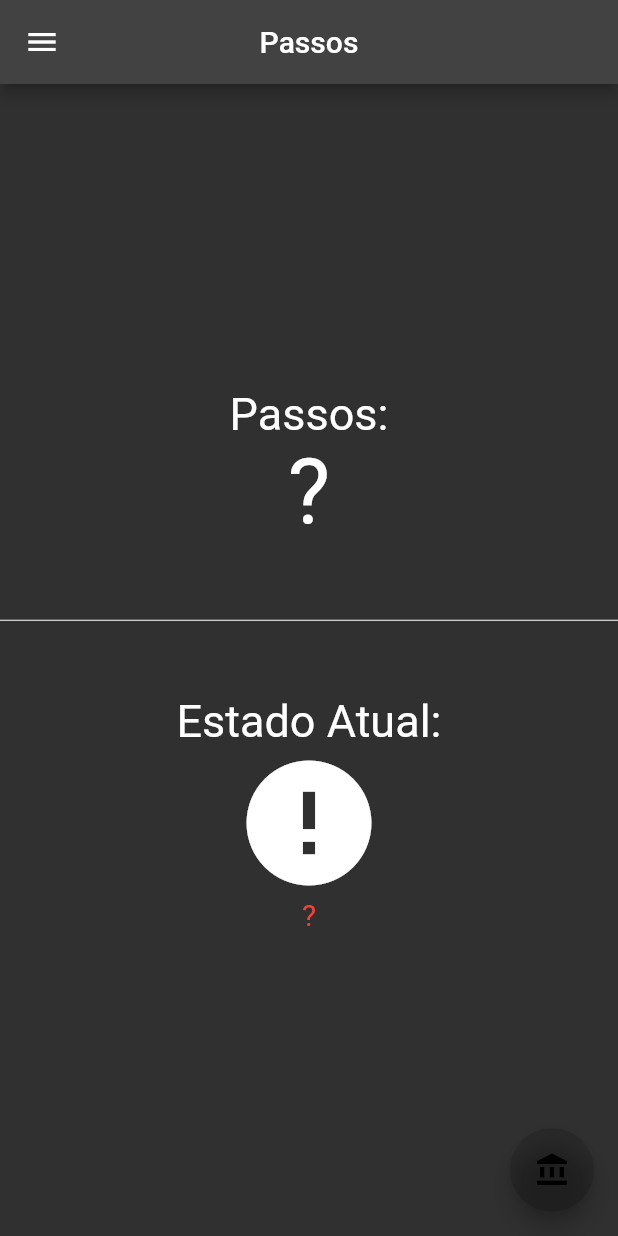
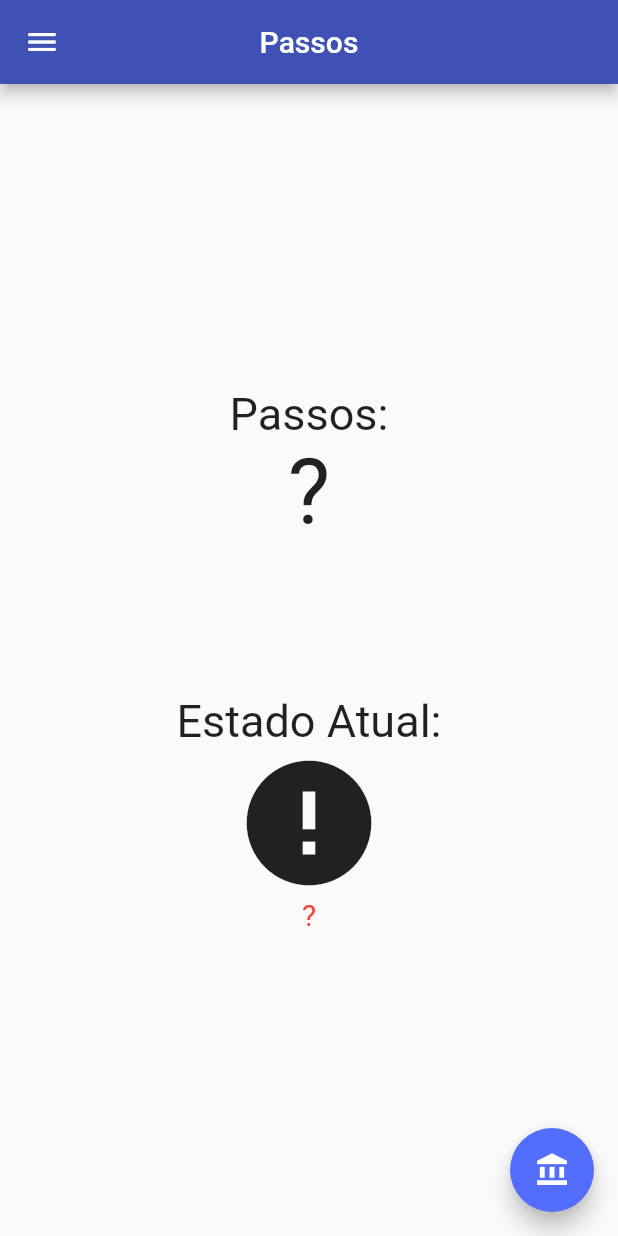
Before and after one commit to Moviopudim/FitFy, a Flutter app: the screen it shows after launch, after a tap on "Passos", on a phone screen of 412 x 824 dp. Run offline on Flutter 3.47's test engine with Material 2 defaults, Android fonts, the phone set to English and light mode, and no system bars; our stand-ins replace getwidget, pedometer, syncfusion_flutter_charts; network calls fail.

Commit message:
novas cores e algumas ideias novas

```diff
--- a/lib/Funcoes/CheckUp.dart
+++ b/lib/Funcoes/CheckUp.dart
@@ -20,6 +20,7 @@ class formulario extends StatelessWidget {
       appBar: GFAppBar(
         title: Text("Formulario"),
         centerTitle: true,
+        backgroundColor: Colors.indigo,
       ),
       body: Column(
         children: <Widget>[
--- a/lib/Funcoes/contador passos.dart
+++ b/lib/Funcoes/contador passos.dart
@@ -3,7 +3,6 @@ import 'package:getwidget/components/appbar/gf_appbar.dart';
 import 'dart:async';
 
 import 'package:pedometer/pedometer.dart';
-import 'package:Slang/main.dart';
 
 import '../Screens/Home.dart';
 import '../Screens/Lista de suplementos.dart';
@@ -73,15 +72,16 @@ class _contadorPassosState extends State<contadorPassos> {
   @override
   Widget build(BuildContext context) {
     return MaterialApp(
-      theme: ThemeData.dark(),
+      theme: ThemeData(),
       home: Scaffold(
         appBar: GFAppBar(
           title: Text("Passos"),
           centerTitle: true,
+          backgroundColor: Colors.indigo,
         ),
         floatingActionButton: FloatingActionButton(
           onPressed: () {},
-          backgroundColor: Colors.black12,
+          backgroundColor: Colors.indigoAccent,
           child: const Icon(Icons.account_balance),
         ),
         drawer: Drawer(
@@ -90,7 +90,7 @@ class _contadorPassosState extends State<contadorPassos> {
             children: <Widget>[
               const DrawerHeader(
                 decoration: BoxDecoration(
-                  color: Colors.black38,
+                  color: Colors.indigo,
                 ),
                 child: Text(
                   'Categorias',
@@ -101,7 +101,7 @@ class _contadorPassosState extends State<contadorPassos> {
                 ),
               ),
               ListTile(
-                  leading: Icon(Icons.home_filled),
+                  leading: Icon(Icons.home_filled, color: Colors.green),
                   title: Text('Home'),
                   onTap: () {
                     Navigator.push(context, MaterialPageRoute(builder: (context) {
@@ -109,7 +109,7 @@ class _contadorPassosState extends State<contadorPassos> {
                     }));
                   }),
               ListTile(
-                  leading: Icon(Icons.ad_units_sharp),
+                  leading: Icon(Icons.ad_units_sharp, color: Colors.green),
                   title: Text('Capsulas'),
                   onTap: () {
                     Navigator.push(context, MaterialPageRoute(builder: (context) {
@@ -117,7 +117,7 @@ class _contadorPassosState extends State<contadorPassos> {
                     }));
                   }),
               ListTile(
-                leading: Icon(Icons.ad_units),
+                leading: Icon(Icons.ad_units, color: Colors.green),
                 title: Text('Suplementos'),
                 onTap: () {
                   Navigator.push(context, MaterialPageRoute(builder: (context) {
--- a/lib/Funcoes/DetalhesSuplemento.dart
+++ b/lib/Screens/DetalhesSuplemento.dart
@@ -20,6 +20,7 @@ class telaSuplemento extends StatelessWidget {
       appBar: GFAppBar(
         title: Text(titulo),
         centerTitle: true,
+        backgroundColor: Colors.indigo,
       ),
       body: Card(
           child: ListTile(
--- a/lib/Screens/Home.dart
+++ b/lib/Screens/Home.dart
@@ -4,6 +4,7 @@ import 'package:Slang/main.dart';
 import '../Screens/Lista de suplementos.dart';
 import '../Funcoes/contador passos.dart';
 import '../Funcoes/CheckUp.dart';
+import 'Tracker.dart';
 import 'listaCapsulas.dart';
 import 'package:getwidget/getwidget.dart';
 
@@ -17,17 +18,20 @@ class MyHomePage extends StatelessWidget {
       appBar: GFAppBar(
         title: Text("Home"),
         centerTitle: true,
+        backgroundColor: Colors.indigo,
       ),
 
       body: GridView.count(
-        primary: false,
-        padding: const EdgeInsets.all(20),
-        crossAxisSpacing: 15,
-        mainAxisSpacing: 15,
+        primary: true,
+        padding: const EdgeInsets.all(23),
+        crossAxisSpacing: 5,
+        mainAxisSpacing: 5,
         crossAxisCount: 2,
         children: <Widget>[
           cardHome('Passos', contadorPassos(), 'A Função Que Contará Os Seus Passos Com Uma precisão inimaginavel'),
           cardHome('CheckUp', formulario(), 'Se Descubra, Responda 3 Campos E Saiba Mais Sobre Você'),
+          cardHome('Água', formulario(), '"BEBA AGUA" que frase brega. Conte quantos litros de agua você tomou por dia'),
+          cardHome('Tracker', tracker(), 'Acompanhe O Progresso Do Seu Peso!'),
           cardHome('Receitas', ListaReceita(), 'Faça Receitas Simples E Saudaveis Em Até 5 Passos'),
           cardHome('Suplementos', listaSuplementos(), 'Se Informe Sobre Suplementação A Qualquer Hora E Em Qualquer Lugar'),
           cardHome('Capsulas', listaCapsulas(), 'Os Principais Suplementos Em forma De Capsula'),
--- a/lib/Screens/Informacoes.dart
+++ b/lib/Screens/Informacoes.dart
@@ -17,6 +17,7 @@ class resultados extends StatelessWidget {
   Widget build(BuildContext context) {
     return Scaffold(
       appBar: GFAppBar(
+        backgroundColor: Colors.indigo,
         title: Text("Resultados"),
         centerTitle: true,
       ),
--- a/lib/Screens/listaReceitas.dart
+++ b/lib/Screens/listaReceitas.dart
@@ -21,6 +21,7 @@ class _ListaReceitaState extends State<ListaReceita> {
     return Scaffold(
       appBar: GFAppBar(
         title: Text("Receitas"),
+        backgroundColor: Colors.indigo,
         centerTitle: true,
       ),
       body: ListView(
--- a/lib/main.dart
+++ b/lib/main.dart
@@ -13,11 +13,14 @@ class slang extends StatelessWidget {
   Widget build(BuildContext context) {
     return MaterialApp(
       title: 'Home',
-      theme: ThemeData.dark(),
+      theme: ThemeData(
+        fontFamily: 'Raleway',
+      ),
       home: MyHomePage(),
     );
   }
 }
+
 
 class cardHome extends StatelessWidget {
   final String titulo;
@@ -30,14 +33,15 @@ class cardHome extends StatelessWidget {
   @override
   Widget build(BuildContext context) {
     return Card(
+      color: Colors.white54,
       child: ListTile(
         title: Text(
           titulo,
-          style: TextStyle(fontSize: 23),
+          style: TextStyle(fontSize: 20, color: Colors.black54),
         ),
         subtitle: Text(
           subtitulo,
-          style: TextStyle(fontStyle: FontStyle.italic, fontSize: 17),
+          style: TextStyle(fontStyle: FontStyle.italic, fontSize: 16, color: Colors.black54),
         ),
         onTap: () {
           Navigator.push(context, MaterialPageRoute(builder: (context) {
```
Also changed, not shown: lib/Screens/Lista de suplementos.dart (+4 -3 lines), lib/Screens/Tracker.dart (added, +109 -0 lines), lib/Screens/listaCapsulas.dart (+5 -4 lines), pubspec.yaml (+13 -0 lines), pubspec.lock.
